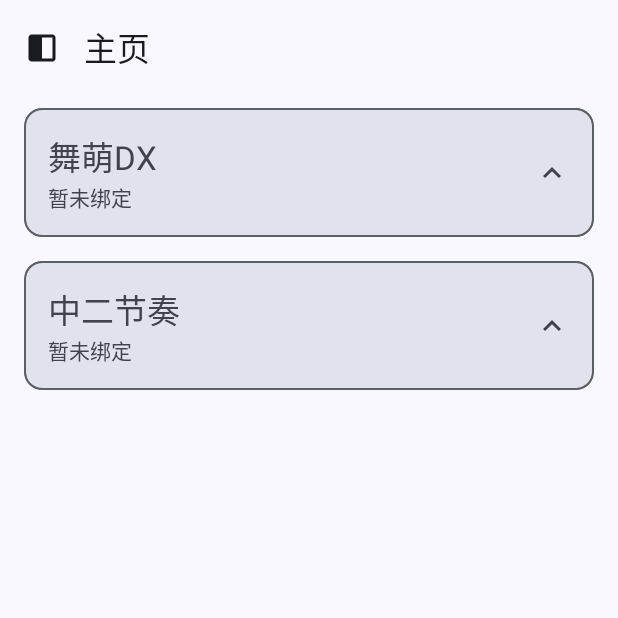
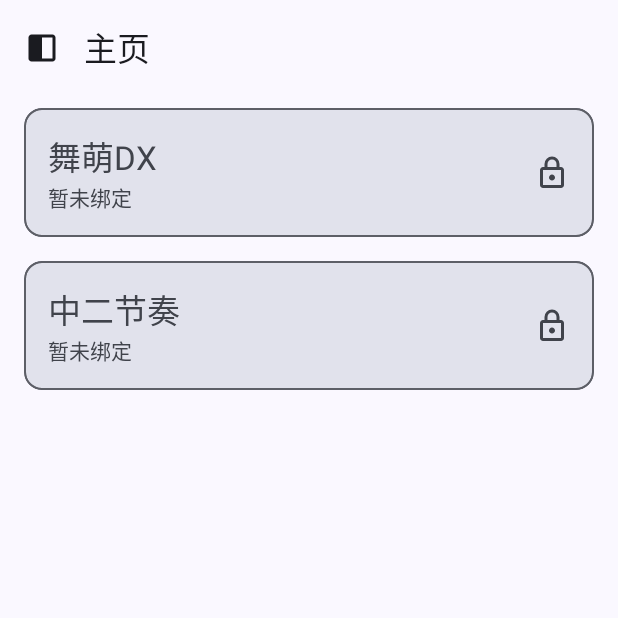
Before and after one commit to Hu-XiaoYan/MaiNotes, an Android app built with Jetpack Compose: the screen it shows after launch (MainActivity), on a phone screen of 412 x 824 dp, the top half of it. Run offline under Robolectric (Android 15) with nearby library versions, the phone set to English and light mode, and no system bars.

Commit message:
Preview Version 0.1.9 - 1.Fix HomeCard LastSyncTime To Auto TimeZone 2.Up Min Android Api To 26(8.0/Oreo) 3.Try To Use LazyColumn & LazyRow To Display 4.Update Home Account Card Display

```diff
--- a/app/build.gradle.kts
+++ b/app/build.gradle.kts
@@ -11,10 +11,10 @@ android {
 
     defaultConfig {
         applicationId = "com.xiaoyan.mainotes"
-        minSdk = 24
+        minSdk = 26
         targetSdk = 35
         versionCode = 1
-        versionName = "1.0"
+        versionName = "Preview Ver-0.1.9"
 
         testInstrumentationRunner = "androidx.test.runner.AndroidJUnitRunner"
     }
--- a/app/src/main/java/com/xiaoyan/mainotes/model/PlayerData.kt
+++ b/app/src/main/java/com/xiaoyan/mainotes/model/PlayerData.kt
@@ -104,7 +104,7 @@ data class LxnsPlayerDataMai(
     val namePlate: NamePlate? = null,
     val frame: Frame? = null,
     @SerialName("upload_time")
-    val uploadTime: String
+    var uploadTime: String
 )
 
 @Serializable
--- a/app/src/main/java/com/xiaoyan/mainotes/ui/HomePage.kt
+++ b/app/src/main/java/com/xiaoyan/mainotes/ui/HomePage.kt
@@ -17,9 +17,8 @@ import androidx.compose.foundation.layout.fillMaxWidth
 import androidx.compose.foundation.layout.height
 import androidx.compose.foundation.layout.padding
 import androidx.compose.foundation.layout.size
-import androidx.compose.foundation.rememberScrollState
+import androidx.compose.foundation.lazy.LazyColumn
 import androidx.compose.foundation.shape.RoundedCornerShape
-import androidx.compose.foundation.verticalScroll
 import androidx.compose.material3.CardDefaults
 import androidx.compose.material3.ExperimentalMaterial3Api
 import androidx.compose.material3.MaterialTheme
@@ -52,11 +51,11 @@ fun HomeScreen() {
     PullToRefreshBox(
         isRefreshing = isRefreshing, onRefresh = onRefresh, modifier = Modifier.fillMaxSize()
     ) {
-        Column(
-            modifier = Modifier.fillMaxSize().verticalScroll(rememberScrollState())
-        ) {
-            HomeAccountCardMaiChu(gameName = "舞萌DX")
-            HomeAccountCardMaiChu(gameName = "中二节奏")
+        LazyColumn {
+            item {
+                HomeAccountCardMaiChu(gameName = "舞萌DX")
+                HomeAccountCardMaiChu(gameName = "中二节奏")
+            }
         }
     }
 }
@@ -72,8 +71,8 @@ fun HomeAccountCardMaiChu(
     lastSyncDate: String = stringResource(R.string.CardModule_GetInfoFiled)
 ) {
     var expanded by remember { mutableStateOf(false) }
-    val isLockedCard by remember { mutableStateOf(false) }
     val viewModel: HomeViewModel = viewModel()
+    val isLockedCard = viewModel.checkConfig(gameName)
     val playerName = viewModel.getPlayerID(gameName)
     val userInfo = viewModel.getPlayerData(gameName)
 
@@ -81,15 +80,14 @@ fun HomeAccountCardMaiChu(
         .padding(horizontal = 16.dp, vertical = 8.dp)
         .clip(CardDefaults.shape)
         .clickable { if (!isLockedCard) { expanded = !expanded } }
-        .border(1.dp, MaterialTheme.colorScheme.outline, CardDefaults.shape),
+        .border(1.dp, MaterialTheme.colorScheme.outline, CardDefaults.shape)
+        .fillMaxWidth(),
         colors = CardDefaults.cardColors(containerColor = MaterialTheme.colorScheme.surfaceVariant)
     ) {
         Column(modifier = Modifier.padding(16.dp)) {
-            Row(verticalAlignment = Alignment.CenterVertically,
-                horizontalArrangement = Arrangement.SpaceBetween, modifier = Modifier.fillMaxWidth()
-                //自适应玩家信息
-            ) {
-                Column { Text(gameName, style = MaterialTheme.typography.titleLarge)
+            Row(verticalAlignment = Alignment.CenterVertically) {
+                Column(modifier = Modifier.weight(1f)) {
+                    Text(gameName, style = MaterialTheme.typography.titleLarge)
                     Text(playerName, style = MaterialTheme.typography.titleSmall)
                 }
                 //卡片概览(游戏/登录状态)
@@ -109,23 +107,20 @@ fun HomeAccountCardMaiChu(
                     )
                 )
             ) {
-                Row(modifier = Modifier.height(IntrinsicSize.Min)) {
-                    Column {
-                        Image(playerIcon,
-                            contentDescription = stringResource(R.string.CardModule_PlayerIconDesc),
-                            modifier = Modifier.size(96.dp).clip(RoundedCornerShape(12.dp)))}
+                Column {
+                    Image(playerIcon,
+                        contentDescription = stringResource(R.string.CardModule_PlayerIconDesc),
+                        modifier = Modifier.size(96.dp).clip(RoundedCornerShape(12.dp)))
                     Column(
                         modifier = Modifier.padding(bottom = 3.dp, start = 16.dp, end = 16.dp),
                         verticalArrangement = Arrangement.SpaceBetween
                     ) {
                         viewModel.HomeAccCardMarqueeText(userInfo.trophy ?: trophy)
-                        viewModel.HomeAccCardMarqueeText("Rating:${userInfo.rating ?: rating}")
-                        viewModel.HomeAccCardMarqueeText(
-                            (stringResource(R.string.CardModule_FriendCode) +
-                                    (userInfo.friendCode ?: friendCode)))
-                        viewModel.HomeAccCardMarqueeText(
-                            stringResource(R.string.CardModule_LastSyncTime) +
-                                    (userInfo.lastSyncTime ?: lastSyncDate))
+                        viewModel.HomeAccCardMarqueeText("Rating: ${userInfo.rating ?: rating}")
+                        viewModel.HomeAccCardMarqueeText("${stringResource(
+                            R.string.CardModule_FriendCode)} ${userInfo.friendCode ?: friendCode}")
+                        viewModel.HomeAccCardMarqueeText("${stringResource(
+                            R.string.CardModule_LastSyncTime)} ${userInfo.lastSyncTime ?: lastSyncDate}")
                     }
                 }
             }
--- a/app/src/main/java/com/xiaoyan/mainotes/viewmodel/HomeViewModel.kt
+++ b/app/src/main/java/com/xiaoyan/mainotes/viewmodel/HomeViewModel.kt
@@ -49,6 +49,24 @@ class HomeViewModel : ViewModel() {
             }
             else -> stringResource(R.string.UnknownError)
         }
+    }
+
+    @Composable
+    fun checkConfig(currentGameName: String): Boolean {
+        val config = GlobalConfig.read()
+        when (currentGameName) {
+            stringResource(R.string.maidx_official) -> {
+                if (config.lxnsPlayerDataMai != null){
+                    return false
+                }
+            }
+            stringResource(R.string.chunithm_official) -> {
+                if (config.lxnsPlayerDataChuni != null){
+                    return false
+                }
+            }
+        }
+        return true
     }
 
     @Composable
--- a/app/src/main/res/values/strings.xml
+++ b/app/src/main/res/values/strings.xml
@@ -3,7 +3,7 @@
     <string name="Error">发生错误</string>
     <string name="UnknownError">发生未知错误</string>
 
-    <string name="nav_title">MaiNotes Preview Ver-0.1.8</string>
+    <string name="nav_title">MaiNotes Preview Ver-0.1.9</string>
     <string name="nav_btn_home">主页</string>
     <string name="nav_btn_story">故事</string>
     <string name="nav_btn_settings">设置</string>
```
Also changed, not shown: app/src/main/java/com/xiaoyan/mainotes/network/LxnsApi.kt (+14 -2 lines), app/src/main/java/com/xiaoyan/mainotes/ui/SettingsPage.kt (+6 -1 lines).
